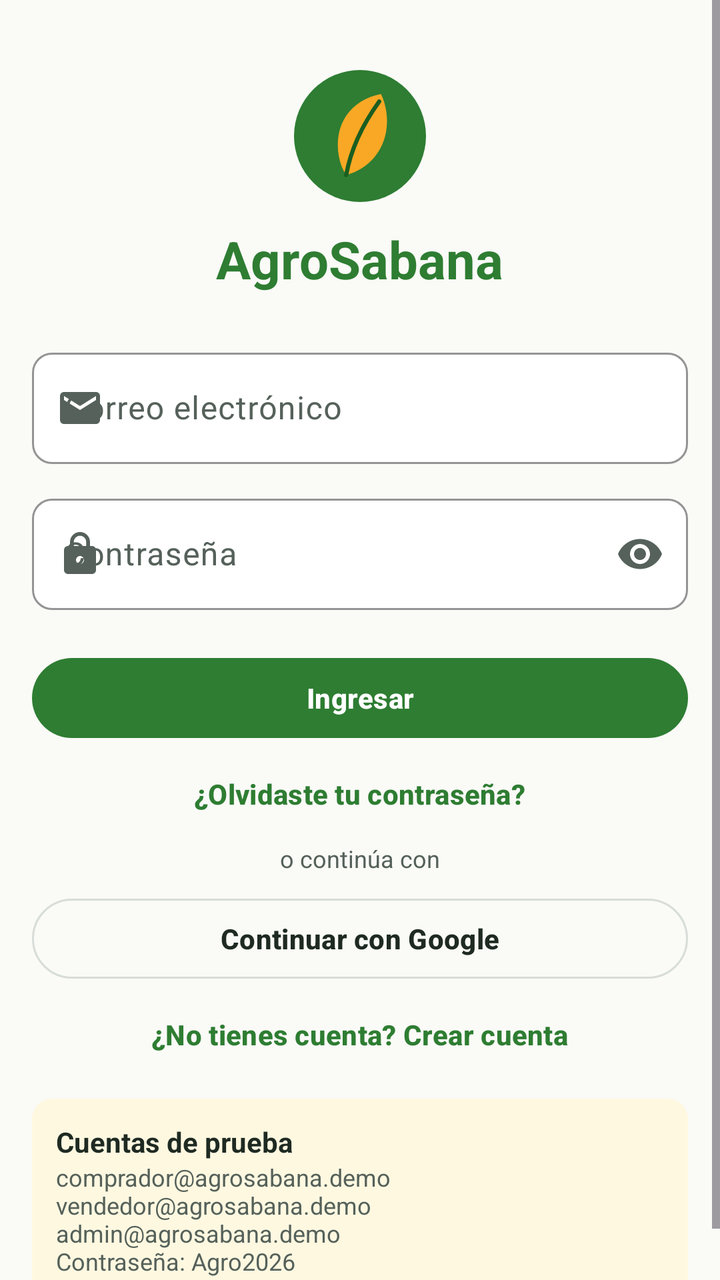
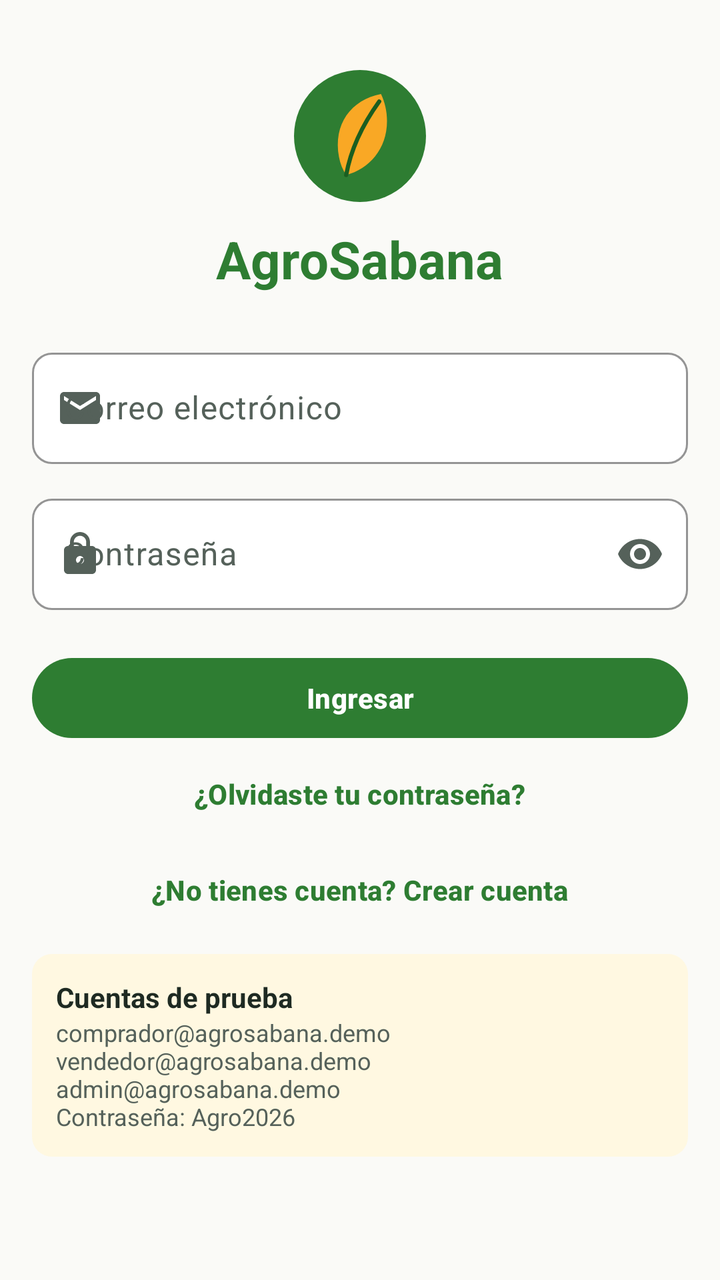

An Android layout rendered at two revisions. The XML below is the earlier revision; the diff shows what the commit changed to produce the second picture.
<!-- AndroidManifest.xml: application theme Theme.AgroSabana -->
<!-- res/layout/activity_login.xml -->
<?xml version="1.0" encoding="utf-8"?>
<ScrollView xmlns:android="http://schemas.android.com/apk/res/android" xmlns:app="http://schemas.android.com/apk/res-auto" xmlns:tools="http://schemas.android.com/tools" android:layout_width="match_parent" android:layout_height="match_parent" android:background="@color/surface_page" android:fillViewport="true">
    <LinearLayout style="@style/Layout.Page" android:gravity="center_horizontal">
        <ImageView android:layout_width="72dp" android:layout_height="72dp" android:layout_marginTop="@dimen/space_l" android:contentDescription="@string/logo_description" android:src="@drawable/ic_logo" />
        <TextView style="@style/Text.Display" android:layout_width="wrap_content" android:layout_height="wrap_content" android:layout_marginTop="@dimen/space_s" android:layout_marginBottom="@dimen/space_xl" android:text="@string/app_name" />
        <com.google.android.material.textfield.TextInputLayout android:id="@+id/emailLayout" android:layout_width="match_parent" android:layout_height="wrap_content" android:layout_marginBottom="@dimen/space_m" android:hint="@string/email" app:startIconDrawable="@drawable/ic_mail">
            <com.google.android.material.textfield.TextInputEditText android:id="@+id/email" android:layout_width="match_parent" android:layout_height="wrap_content" android:inputType="textEmailAddress" />
        </com.google.android.material.textfield.TextInputLayout>
        <com.google.android.material.textfield.TextInputLayout android:id="@+id/passwordLayout" android:layout_width="match_parent" android:layout_height="wrap_content" android:layout_marginBottom="@dimen/space_m" android:hint="@string/password" app:startIconDrawable="@drawable/ic_lock" app:endIconMode="password_toggle">
            <com.google.android.material.textfield.TextInputEditText android:id="@+id/password" android:layout_width="match_parent" android:layout_height="wrap_content" android:inputType="textPassword" />
        </com.google.android.material.textfield.TextInputLayout>
        <com.google.android.material.button.MaterialButton android:id="@+id/loginButton" android:layout_width="match_parent" android:layout_height="wrap_content" android:layout_marginTop="@dimen/space_s" android:text="@string/login" />
        <com.google.android.material.button.MaterialButton android:id="@+id/forgotButton" style="@style/Widget.AgroSabana.Button.Text" android:layout_width="wrap_content" android:layout_height="wrap_content" android:text="@string/forgot_password" />
        <TextView style="@style/Text.Caption" android:layout_width="wrap_content" android:layout_height="wrap_content" android:layout_marginBottom="@dimen/space_s" android:text="@string/or_continue" />
        <com.google.android.material.button.MaterialButton android:id="@+id/googleButton" style="@style/Widget.AgroSabana.Button.Outlined" android:layout_width="match_parent" android:layout_height="wrap_content" android:text="@string/continue_google" />
        <LinearLayout android:id="@+id/fingerprintButton" android:layout_width="wrap_content" android:layout_height="wrap_content" android:layout_marginTop="@dimen/space_m"
            android:background="?attr/selectableItemBackground" android:clickable="true" android:focusable="true" android:gravity="center" android:minWidth="@dimen/touch_min" android:orientation="vertical" android:padding="@dimen/space_s" android:visibility="gone" tools:visibility="visible">
            <ImageView android:layout_width="56dp" android:layout_height="56dp" android:importantForAccessibility="no" android:src="@drawable/ic_fingerprint" />
            <TextView style="@style/Text.Caption" android:layout_width="wrap_content" android:layout_height="wrap_content" android:text="@string/login_fingerprint" />
        </LinearLayout>
        <com.google.android.material.button.MaterialButton android:id="@+id/registerButton" style="@style/Widget.AgroSabana.Button.Text" android:layout_width="wrap_content" android:layout_height="wrap_content" android:text="@string/no_account" />
        <LinearLayout android:layout_width="match_parent" android:layout_height="wrap_content" android:layout_marginTop="@dimen/space_s" android:background="@drawable/bg_banner_warn" android:orientation="vertical">
            <TextView style="@style/Text.Body" android:layout_width="wrap_content" android:layout_height="wrap_content" android:text="@string/demo_title" android:textStyle="bold" />
            <TextView style="@style/Text.Caption" android:layout_width="wrap_content" android:layout_height="wrap_content" android:text="@string/demo_accounts" android:textIsSelectable="true" />
        </LinearLayout>
    </LinearLayout>
</ScrollView>
<!-- resources referenced by this layout -->
<resources>
  <color name="surface_page">#FAFAF7</color>
  <dimen name="space_l">16dp</dimen>
  <dimen name="space_m">12dp</dimen>
  <dimen name="space_s">8dp</dimen>
  <dimen name="space_xl">24dp</dimen>
  <dimen name="touch_min">48dp</dimen>
  <string name="app_name">AgroSabana</string>
  <string name="continue_google">Continuar con Google</string>
  <string name="demo_accounts">comprador@agrosabana.demo\nvendedor@agrosabana.demo\nadmin@agrosabana.demo\nContraseña: Agro2026</string>
  <string name="demo_title">Cuentas de prueba</string>
  <string name="email">Correo electrónico</string>
  <string name="forgot_password">¿Olvidaste tu contraseña?</string>
  <string name="login">Ingresar</string>
  <string name="login_fingerprint">Ingresar con huella</string>
  <string name="logo_description">Logo de AgroSabana</string>
  <string name="no_account">¿No tienes cuenta? Crear cuenta</string>
  <string name="or_continue">o continúa con</string>
  <string name="password">Contraseña</string>
  <style name="Text.Body" parent="">
          <item name="android:textColor">@color/text_primary</item>
          <item name="android:textSize">@dimen/text_body</item>
      </style>
  <style name="Text.Caption" parent="">
          <item name="android:textColor">@color/text_secondary</item>
          <item name="android:textSize">@dimen/text_caption</item>
      </style>
  <style name="Text.Display" parent="">
          <item name="android:textColor">@color/text_accent</item>
          <item name="android:textSize">@dimen/text_display</item>
          <item name="android:textStyle">bold</item>
      </style>
  <style name="Widget.AgroSabana.Button.Outlined" parent="Widget.Material3.Button.OutlinedButton">
          <item name="android:minHeight">@dimen/touch_min</item>
          <item name="cornerRadius">@dimen/radius_button</item>
          <item name="android:textAllCaps">false</item>
          <item name="android:textStyle">bold</item>
          <item name="android:textColor">@color/text_primary</item>
          <item name="strokeColor">@color/stroke_soft</item>
      </style>
  <style name="Widget.AgroSabana.Button.Text" parent="Widget.Material3.Button.TextButton">
          <item name="android:minHeight">@dimen/touch_min</item>
          <item name="android:textAllCaps">false</item>
          <item name="android:textColor">@color/text_accent</item>
      </style>
  <style name="Theme.AgroSabana" parent="Base.Theme.AgroSabana" />
  <color name="surface_warn">#FFF8E1</color>
  <dimen name="radius_input">10dp</dimen>
  <color name="agro_green">#2E7D32</color>
  <color name="agro_amber">#F9A825</color>
  <color name="agro_green_dark">#1B5E20</color>
  <color name="text_primary">#1E2A22</color>
  <dimen name="text_body">14sp</dimen>
  <color name="text_secondary">#55615A</color>
  <dimen name="text_caption">12sp</dimen>
  <color name="text_accent">#2E7D32</color>
  <dimen name="text_display">26sp</dimen>
  <dimen name="radius_button">24dp</dimen>
  <color name="stroke_soft">#D7DDD8</color>
  <color name="text_on_primary">#FFFFFF</color>
  <color name="surface_tint">#E8F5E9</color>
  <color name="text_on_amber">#1E2A22</color>
  <color name="agro_slate">#37474F</color>
  <color name="state_error">#C62828</color>
  <color name="surface_card">#FFFFFF</color>
  <style name="TextAppearance.AgroSabana.ToolbarTitle" parent="TextAppearance.Material3.TitleLarge">
          <item name="android:textStyle">bold</item>
          <item name="android:textSize">@dimen/text_title</item>
      </style>
  <color name="surface_input">#FFFFFF</color>
  <dimen name="radius_card">14dp</dimen>
  <dimen name="stroke_card">1dp</dimen>
  <style name="Widget.AgroSabana.NavIndicator" parent="Widget.Material3.BottomNavigationView.ActiveIndicator">
          <item name="android:color">@color/surface_tint</item>
      </style>
  <dimen name="text_title">20sp</dimen>
  <!-- unchanged entries left out for length: 14 -->
</resources>

<!-- the commit's change to res/layout/activity_login.xml (unified diff, before → after) -->
@@ -11,8 +11,6 @@
         </com.google.android.material.textfield.TextInputLayout>
         <com.google.android.material.button.MaterialButton android:id="@+id/loginButton" android:layout_width="match_parent" android:layout_height="wrap_content" android:layout_marginTop="@dimen/space_s" android:text="@string/login" />
         <com.google.android.material.button.MaterialButton android:id="@+id/forgotButton" style="@style/Widget.AgroSabana.Button.Text" android:layout_width="wrap_content" android:layout_height="wrap_content" android:text="@string/forgot_password" />
-        <TextView style="@style/Text.Caption" android:layout_width="wrap_content" android:layout_height="wrap_content" android:layout_marginBottom="@dimen/space_s" android:text="@string/or_continue" />
-        <com.google.android.material.button.MaterialButton android:id="@+id/googleButton" style="@style/Widget.AgroSabana.Button.Outlined" android:layout_width="match_parent" android:layout_height="wrap_content" android:text="@string/continue_google" />
         <LinearLayout android:id="@+id/fingerprintButton" android:layout_width="wrap_content" android:layout_height="wrap_content" android:layout_marginTop="@dimen/space_m"
             android:background="?attr/selectableItemBackground" android:clickable="true" android:focusable="true" android:gravity="center" android:minWidth="@dimen/touch_min" android:orientation="vertical" android:padding="@dimen/space_s" android:visibility="gone" tools:visibility="visible">
             <ImageView android:layout_width="56dp" android:layout_height="56dp" android:importantForAccessibility="no" android:src="@drawable/ic_fingerprint" />
<!-- resource entries referenced after the edit -->
@@ -7,7 +7,6 @@
   <dimen name="space_xl">24dp</dimen>
   <dimen name="touch_min">48dp</dimen>
   <string name="app_name">AgroSabana</string>
-  <string name="continue_google">Continuar con Google</string>
   <string name="demo_accounts">comprador@agrosabana.demo\nvendedor@agrosabana.demo\nadmin@agrosabana.demo\nContraseña: Agro2026</string>
   <string name="demo_title">Cuentas de prueba</string>
   <string name="email">Correo electrónico</string>
@@ -16,7 +15,6 @@
   <string name="login_fingerprint">Ingresar con huella</string>
   <string name="logo_description">Logo de AgroSabana</string>
   <string name="no_account">¿No tienes cuenta? Crear cuenta</string>
-  <string name="or_continue">o continúa con</string>
   <string name="password">Contraseña</string>
   <style name="Text.Body" parent="">
           <item name="android:textColor">@color/text_primary</item>
@@ -30,14 +28,6 @@
           <item name="android:textColor">@color/text_accent</item>
           <item name="android:textSize">@dimen/text_display</item>
           <item name="android:textStyle">bold</item>
-      </style>
-  <style name="Widget.AgroSabana.Button.Outlined" parent="Widget.Material3.Button.OutlinedButton">
-          <item name="android:minHeight">@dimen/touch_min</item>
-          <item name="cornerRadius">@dimen/radius_button</item>
-          <item name="android:textAllCaps">false</item>
-          <item name="android:textStyle">bold</item>
-          <item name="android:textColor">@color/text_primary</item>
-          <item name="strokeColor">@color/stroke_soft</item>
       </style>
   <style name="Widget.AgroSabana.Button.Text" parent="Widget.Material3.Button.TextButton">
           <item name="android:minHeight">@dimen/touch_min</item>
